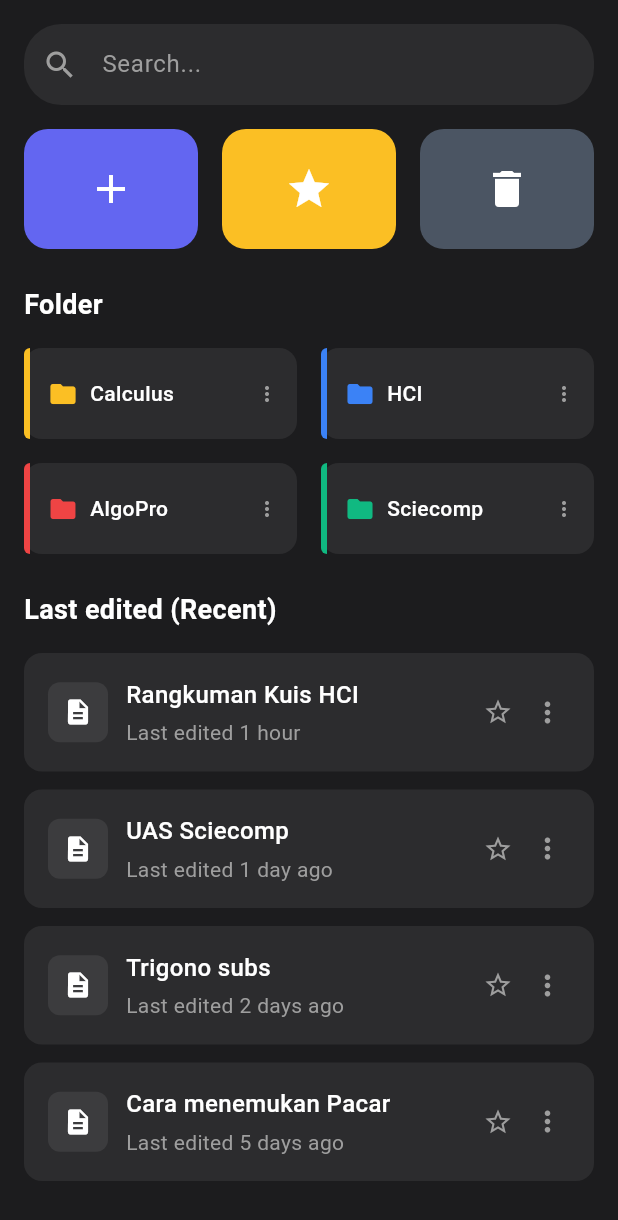
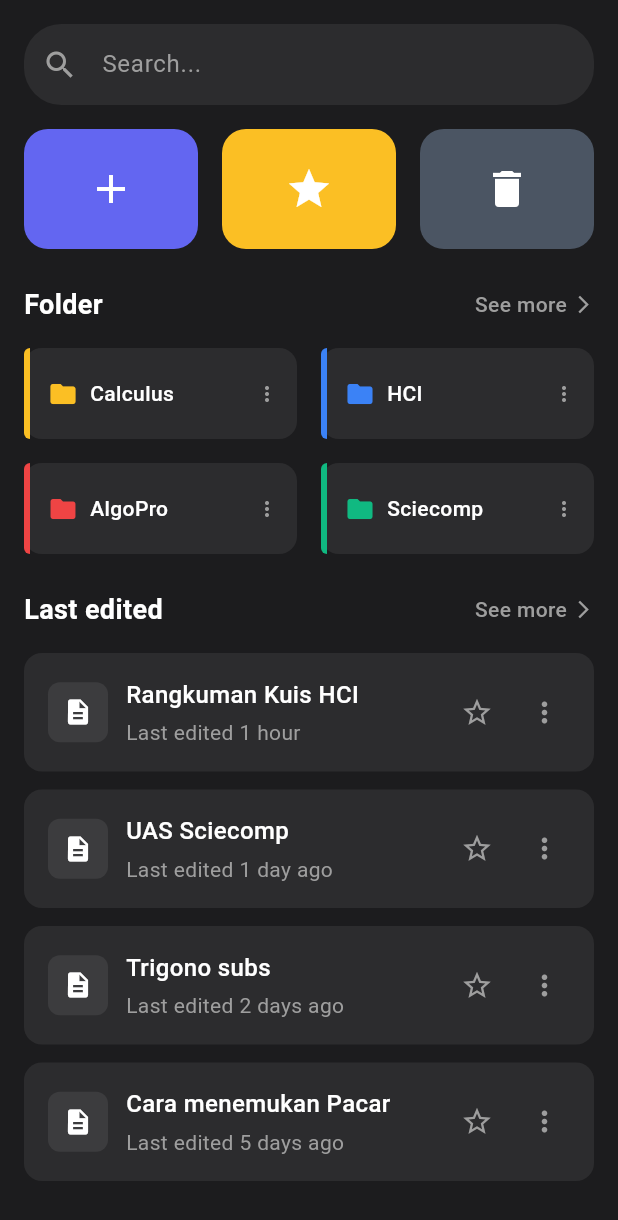
Before and after one commit to Au-Revoir5/NexNote, a Flutter app: the NotesPage screen opened directly, on a phone screen of 412 x 824 dp. Shown: the top 1220 px of the screen. Run offline on Flutter 3.47's test engine with Material 3 defaults, Android fonts, the light colour scheme and no system bars; our stand-ins replace google_fonts, shared_preferences; accounts and stored records are empty.

Commit message:
Added animations and better app navigation with room to grow

```diff
--- a/lib/main/myNotes.dart
+++ b/lib/main/my_notes.dart
@@ -110,6 +110,10 @@ class _NotesPageState extends State<NotesPage> {
 
                     const SizedBox(height: 24),
 
+                    // Folder Header with See More
+                    Row(
+                      mainAxisAlignment: MainAxisAlignment.spaceBetween,
+                      children: [
                         const Text(
                           'Folder',
                           style: TextStyle(
@@ -117,6 +121,29 @@ class _NotesPageState extends State<NotesPage> {
                             fontSize: 18,
                             fontWeight: FontWeight.w600,
                           ),
+                        ),
+                        GestureDetector(
+                          onTap: () {},
+                          child: Row(
+                            children: const [
+                              Text(
+                                'See more',
+                                style: TextStyle(
+                                  color: Colors.grey,
+                                  fontSize: 14,
+                                  fontWeight: FontWeight.w500,
+                                ),
+                              ),
+                              SizedBox(width: 4),
+                              Icon(
+                                Icons.arrow_forward_ios,
+                                color: Colors.grey,
+                                size: 14,
+                              ),
+                            ],
+                          ),
+                        ),
+                      ],
                     ),
 
                     const SizedBox(height: 16),
@@ -138,14 +165,37 @@ class _NotesPageState extends State<NotesPage> {
 
                     const SizedBox(height: 24),
 
-                    const Row(
+                    // Recent Header with See More
+                    Row(
+                      mainAxisAlignment: MainAxisAlignment.spaceBetween,
                       children: [
-                        Text(
-                          'Last edited (Recent)',
+                        const Text(
+                          'Last edited',
                           style: TextStyle(
                             color: Colors.white,
                             fontSize: 18,
                             fontWeight: FontWeight.w600,
+                          ),
+                        ),
+                        GestureDetector(
+                          onTap: () {},
+                          child: Row(
+                            children: const [
+                              Text(
+                                'See more',
+                                style: TextStyle(
+                                  color: Colors.grey,
+                                  fontSize: 14,
+                                  fontWeight: FontWeight.w500,
+                                ),
+                              ),
+                              SizedBox(width: 4),
+                              Icon(
+                                Icons.arrow_forward_ios,
+                                color: Colors.grey,
+                                size: 14,
+                              ),
+                            ],
                           ),
                         ),
                       ],
@@ -245,7 +295,49 @@ class NoteItem extends StatefulWidget {
 class _NoteItemState extends State<NoteItem>
     with SingleTickerProviderStateMixin {
   bool isFavorite = false;
-  bool _isPressed = false;
+  late AnimationController _animationController;
+  late Animation<double> _scaleAnimation;
+  late Animation<double> _burstAnimation;
+
+  @override
+  void initState() {
+    super.initState();
+    _animationController = AnimationController(
+      duration: const Duration(milliseconds: 400),
+      vsync: this,
+    );
+
+    _scaleAnimation = TweenSequence<double>([
+      TweenSequenceItem(
+        tween: Tween<double>(begin: 1.0, end: 0.0)
+            .chain(CurveTween(curve: Curves.easeInOut)),
+        weight: 25,
+      ),
+      TweenSequenceItem(
+        tween: Tween<double>(begin: 0.0, end: 1.3)
+            .chain(CurveTween(curve: Curves.easeOutBack)),
+        weight: 50,
+      ),
+      TweenSequenceItem(
+        tween: Tween<double>(begin: 1.3, end: 1.0)
+            .chain(CurveTween(curve: Curves.easeInOut)),
+        weight: 25,
+      ),
+    ]).animate(_animationController);
+
+    _burstAnimation = Tween<double>(begin: 0.0, end: 1.0).animate(
+      CurvedAnimation(
+        parent: _animationController,
+        curve: const Interval(0.2, 0.8, curve: Curves.easeOut),
+      ),
+    );
+  }
+
+  @override
+  void dispose() {
+    _animationController.dispose();
+    super.dispose();
+  }
 
   void _showOptionsMenu(BuildContext context) {
     showModalBottomSheet(
@@ -333,42 +425,76 @@ class _NoteItemState extends State<NoteItem>
             ),
           ),
 
-          // Favorite star
+          // Favorite star with Instagram-like animation
           GestureDetector(
             onTap: () {
-              setState(() => isFavorite = !isFavorite);
+              setState(() {
+                isFavorite = !isFavorite;
+                if (isFavorite) {
+                  _animationController.forward(from: 0.0);
+                }
+              });
             },
+            child: SizedBox(
+              width: 40,
+              height: 40,
+              child: AnimatedBuilder(
+                animation: _animationController,
+                builder: (context, child) {
+                  return Stack(
+                    alignment: Alignment.center,
+                    children: [
+                      // Burst effect
+                      if (isFavorite && _burstAnimation.value > 0)
+                        Transform.scale(
+                          scale: _burstAnimation.value,
+                          child: Container(
+                            width: 40,
+                            height: 40,
+                            decoration: BoxDecoration(
+                              shape: BoxShape.circle,
+                              border: Border.all(
+                                color: kAccentYellow
+                                    .withOpacity(1 - _burstAnimation.value),
+                                width: 2,
+                              ),
+                            ),
+                          ),
+                        ),
+                      // Star icon
+                      Transform.scale(
+                        scale: isFavorite && _animationController.isAnimating
+                            ? _scaleAnimation.value
+                            : 1.0,
                         child: Icon(
                           isFavorite ? Icons.star : Icons.star_border,
                           color: isFavorite ? kAccentYellow : Colors.grey,
-              size: 20,
+                          size: 22,
+                        ),
+                      ),
+                    ],
+                  );
+                },
+              ),
             ),
           ),
           const SizedBox(width: 8),
 
-          // Triple dots with light tap animation
-          GestureDetector(
-            onTapDown: (_) => setState(() => _isPressed = true),
-            onTapUp: (_) {
-              Future.delayed(const Duration(milliseconds: 80), () {
-                if (mounted) setState(() => _isPressed = false);
-                _showOptionsMenu(context);
-              });
-            },
-            onTapCancel: () => setState(() => _isPressed = false),
-            child: AnimatedContainer(
-              duration: const Duration(milliseconds: 100),
-              curve: Curves.easeOut,
-              padding: const EdgeInsets.all(4),
-              decoration: BoxDecoration(
-                color: _isPressed ? Colors.white10 : Colors.transparent,
-                shape: BoxShape.circle,
+          // Triple dots with press feedback
+          Material(
+            color: Colors.transparent,
+            child: InkWell(
+              borderRadius: BorderRadius.circular(50),
+              splashColor: Colors.white24,
+              highlightColor: Colors.white10,
+              onTap: () => _showOptionsMenu(context),
+              child: const Padding(
+                padding: EdgeInsets.all(6),
+                child: Icon(
+                  Icons.more_vert,
+                  color: Colors.grey,
+                  size: 22,
                 ),
-              child: AnimatedScale(
-                scale: _isPressed ? 0.85 : 1.0,
-                duration: const Duration(milliseconds: 100),
-                curve: Curves.easeOutBack,
-                child: const Icon(Icons.more_vert, color: Colors.grey, size: 22),
               ),
             ),
           ),
--- a/lib/navigation/bottom_bar.dart
+++ b/lib/navigation/bottom_bar.dart
@@ -1,9 +1,9 @@
 import 'package:flutter/material.dart';
 import 'side_bar.dart';
 import '../main/home.dart';
-import '../main/myNotes.dart';
+import '../main/my_notes.dart';
 import '../main/search.dart';
-import 'package:nexnote/profile.dart';
+import 'package:nexnote/side/profile.dart';
 
 // Constants for reuse
 const kPrimaryColor = Color(0xFF6366F1);
--- a/lib/profile.dart
+++ b/lib/side/profile.dart
@@ -54,7 +54,7 @@ class _ProfilePageState extends State<ProfilePage> {
               },
               child: Text(
                 'Save',
-                style: TextStyle(color: Color(0xFF6366F1)),
+                style: TextStyle(color: Colors.grey),
               ),
             ),
           ],
@@ -263,11 +263,6 @@ class _ProfilePageState extends State<ProfilePage> {
                             onPressed: () {
                               Navigator.pop(context);
                               Navigator.pushReplacementNamed(context, '/');
-                              ScaffoldMessenger.of(context).showSnackBar(
-                                SnackBar(
-                                  content: Text('Logged out successfully'),
-                                ),
-                              );
                             },
                             child: Text(
                               'Log Out',
```
Also changed, not shown: pubspec.lock. Lines whose indentation alone changed are shown as unchanged.
